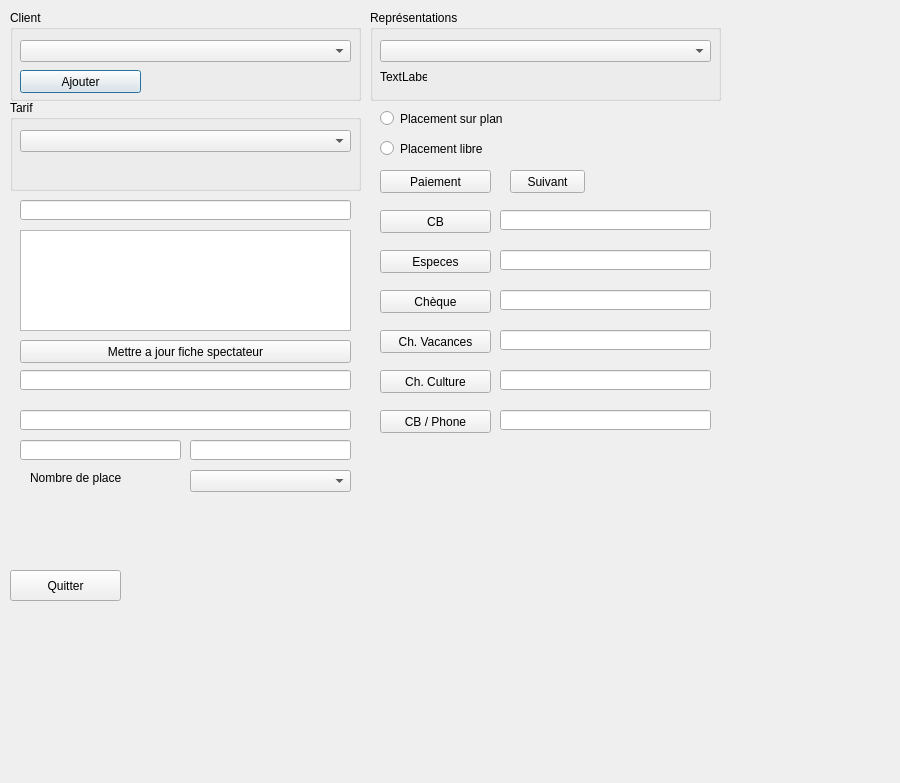
Old version of the form FestiClicC/billetterie.ui in the repository FestiClic/FestiClic3.
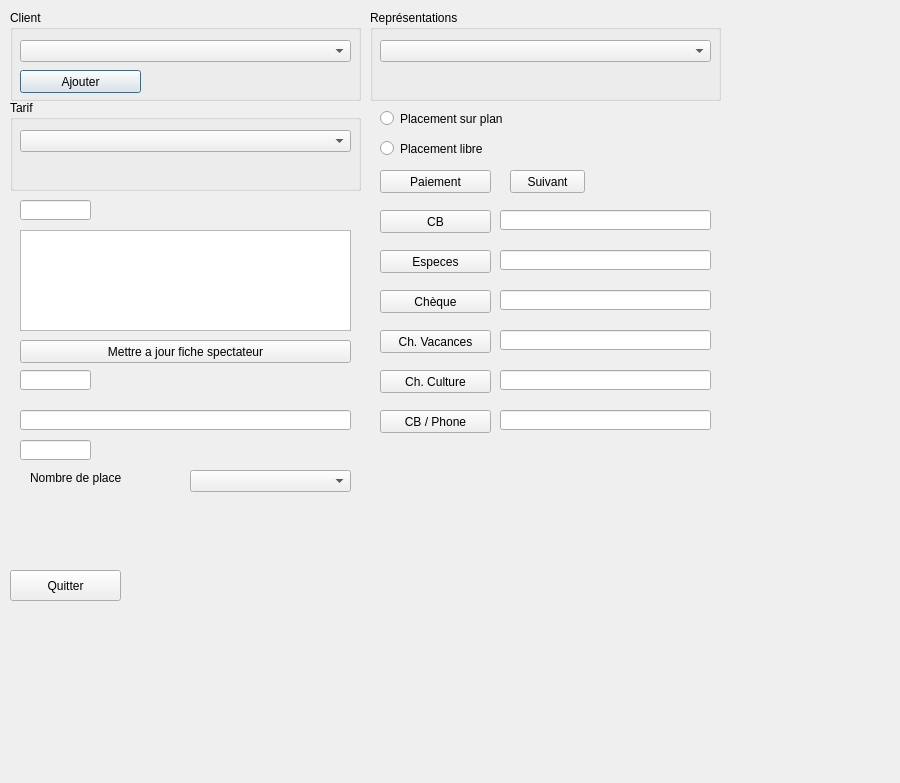
New version of the form.

The edit to the form file:
```diff
--- a/FestiClicC/billetterie.ui
+++ b/FestiClicC/billetterie.ui
@@ -35,19 +35,6 @@
      </rect>
     </property>
    </widget>
-   <widget class="QLabel" name="bLabelIdSpectacle">
-    <property name="geometry">
-     <rect>
-      <x>10</x>
-      <y>60</y>
-      <width>47</width>
-      <height>13</height>
-     </rect>
-    </property>
-    <property name="text">
-     <string>TextLabel</string>
-    </property>
-   </widget>
   </widget>
   <widget class="QGroupBox" name="groupBox_2">
    <property name="geometry">
@@ -139,7 +126,7 @@
     <rect>
      <x>20</x>
      <y>200</y>
-     <width>331</width>
+     <width>71</width>
      <height>20</height>
     </rect>
    </property>
@@ -149,7 +136,7 @@
     <rect>
      <x>20</x>
      <y>370</y>
-     <width>331</width>
+     <width>71</width>
      <height>20</height>
     </rect>
    </property>
@@ -169,17 +156,7 @@
     <rect>
      <x>20</x>
      <y>440</y>
-     <width>161</width>
-     <height>20</height>
-    </rect>
-   </property>
-  </widget>
-  <widget class="QLineEdit" name="bTxtNbPlaces">
-   <property name="geometry">
-    <rect>
-     <x>190</x>
-     <y>440</y>
-     <width>161</width>
+     <width>71</width>
      <height>20</height>
     </rect>
    </property>
@@ -407,6 +384,45 @@
     </rect>
    </property>
   </widget>
+  <widget class="QLabel" name="bLabelNomClient">
+   <property name="geometry">
+    <rect>
+     <x>110</x>
+     <y>200</y>
+     <width>251</width>
+     <height>16</height>
+    </rect>
+   </property>
+   <property name="text">
+    <string/>
+   </property>
+  </widget>
+  <widget class="QLabel" name="bLabelRepresentation">
+   <property name="geometry">
+    <rect>
+     <x>100</x>
+     <y>370</y>
+     <width>251</width>
+     <height>16</height>
+    </rect>
+   </property>
+   <property name="text">
+    <string/>
+   </property>
+  </widget>
+  <widget class="QLabel" name="bLabelPrix">
+   <property name="geometry">
+    <rect>
+     <x>100</x>
+     <y>440</y>
+     <width>251</width>
+     <height>16</height>
+    </rect>
+   </property>
+   <property name="text">
+    <string/>
+   </property>
+  </widget>
  </widget>
  <tabstops>
   <tabstop>bCBoxSpectacteur</tabstop>
```
Left out of the diff: 5 changed lines with no effect on the pictures.
